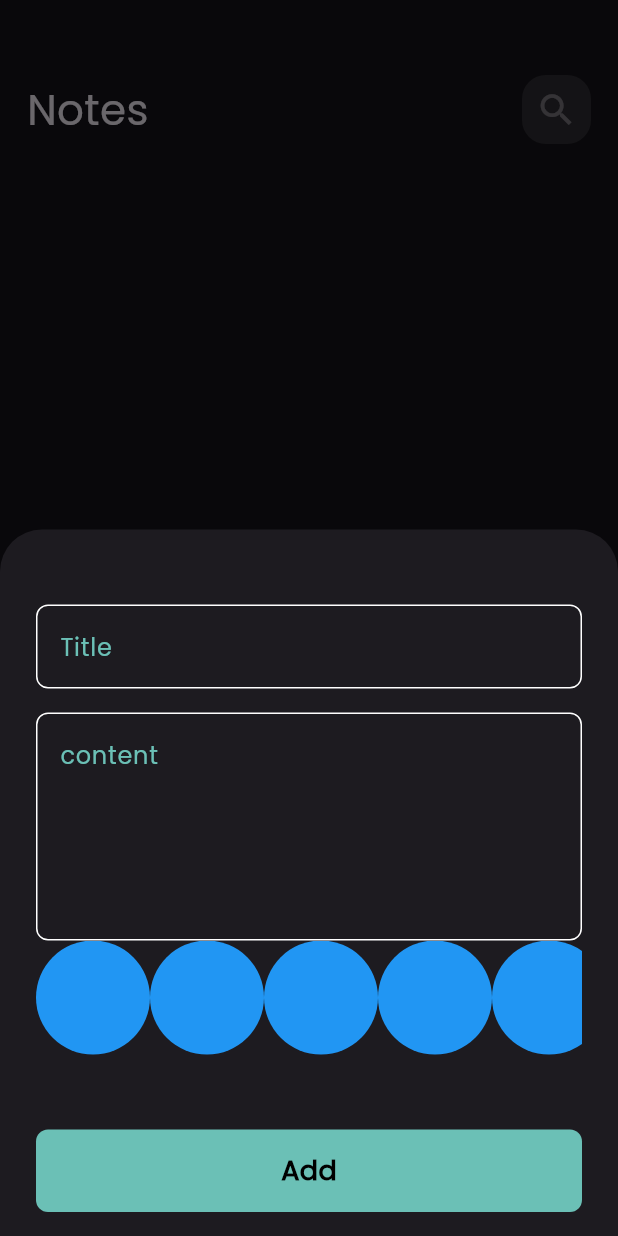
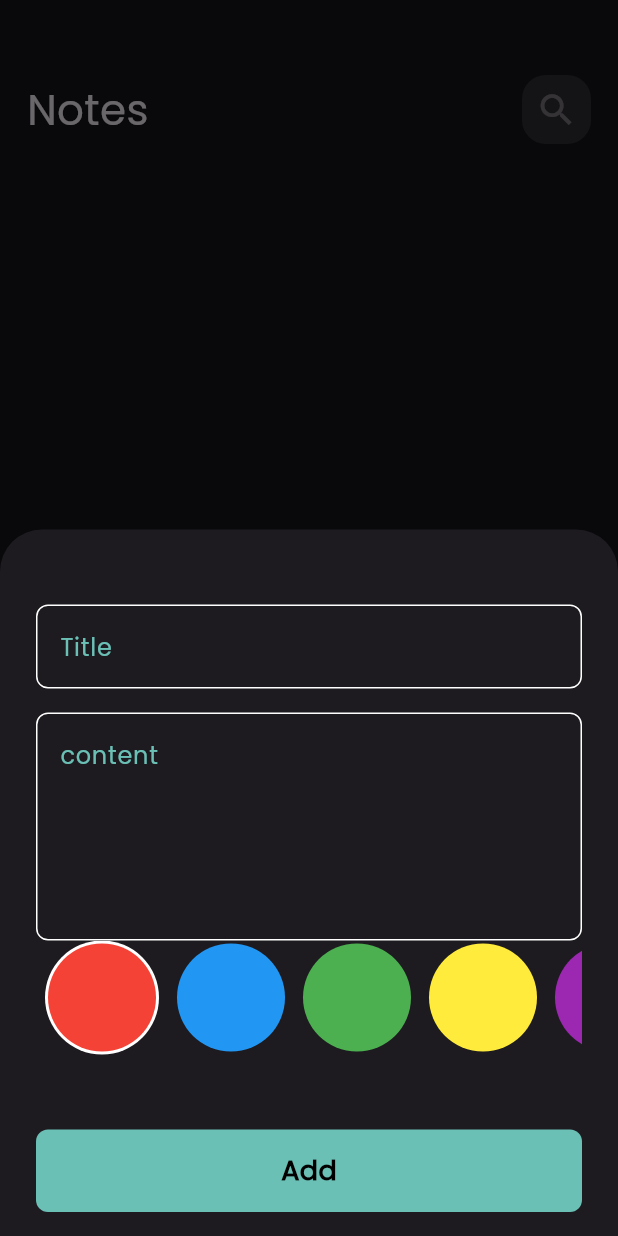
Before and after one commit to hassanelsherif90/notes_app, a Flutter app: the screen it shows after launch, after a tap on the "add" icon, on a phone screen of 412 x 824 dp. Run offline on Flutter 3.47's test engine with Material 3 defaults, Android fonts, the phone set to English and light mode, and no system bars; our stand-ins replace bloc, flutter_bloc, font_awesome_flutter, hive, hive_flutter; accounts and stored records are empty.

Commit message:
colors list view

```diff
--- a/lib/widgets/color_item.dart
+++ b/lib/widgets/color_item.dart
@@ -1,19 +1,52 @@
 import 'package:flutter/material.dart';
 
 class ColorItem extends StatelessWidget {
-  const ColorItem({super.key});
+  const ColorItem({super.key, required this.isActice, required this.color});
+
+  final bool isActice;
+  final Color color;
 
   @override
   Widget build(BuildContext context) {
-    return const CircleAvatar(
-      radius: 38,
-      backgroundColor: Colors.blue,
-    );
+    return isActice
+        ? CircleAvatar(
+            backgroundColor: Colors.white,
+            radius: 38,
+            child: CircleAvatar(
+              radius: 36,
+              backgroundColor: color,
+            ))
+        : CircleAvatar(
+            radius: 36,
+            backgroundColor: color,
+          );
   }
 }
 
-class ListColorItem extends StatelessWidget {
+class ListColorItem extends StatefulWidget {
   const ListColorItem({super.key});
+
+  @override
+  State<ListColorItem> createState() => _ListColorItemState();
+}
+
+class _ListColorItemState extends State<ListColorItem> {
+  int currentIndex = 0;
+
+  final List<Color> colors = [
+    Colors.red,
+    Colors.blue,
+    Colors.green,
+    Colors.yellow,
+    Colors.purple,
+    Colors.orange,
+    Colors.pink,
+    Colors.teal,
+    Colors.cyan,
+    Colors.amber,
+    Colors.indigo,
+    Colors.lime,
+  ];
 
   @override
   Widget build(BuildContext context) {
@@ -21,9 +54,21 @@ class ListColorItem extends StatelessWidget {
       height: 38 * 2,
       child: ListView.builder(
         scrollDirection: Axis.horizontal,
-        itemCount: 10,
+        itemCount: colors.length,
         itemBuilder: (context, index) {
-          return const ColorItem();
+          return Padding(
+            padding: const EdgeInsets.symmetric(horizontal: 6),
+            child: GestureDetector(
+              onTap: () {
+                currentIndex = index;
+                setState(() {});
+              },
+              child: ColorItem(
+                color: colors[index],
+                isActice: currentIndex == index,
+              ),
+            ),
+          );
         },
       ),
     );
```
